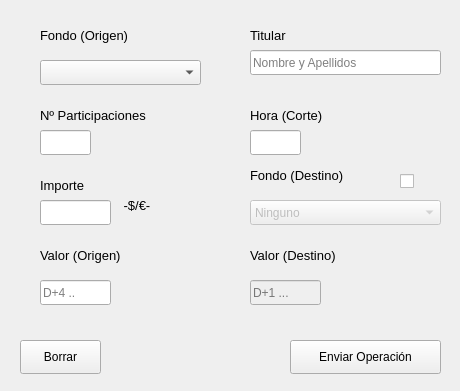
This is src/GUI/OperacionesView.ui in jesusramondovale/IngenicaSTS as Qt 5 draws it before an edit. The edited form follows.
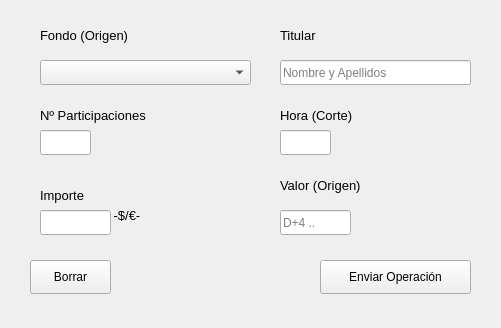
This is the edited form. Icons and pictures are not drawn.

What changed in the file:
```diff
--- a/src/GUI/OperacionesView.ui
+++ b/src/GUI/OperacionesView.ui
@@ -6,8 +6,8 @@
    <rect>
     <x>0</x>
     <y>0</y>
-    <width>460</width>
-    <height>391</height>
+    <width>501</width>
+    <height>328</height>
    </rect>
   </property>
   <property name="windowTitle">
@@ -41,7 +41,7 @@
      <rect>
       <x>40</x>
       <y>60</y>
-      <width>161</width>
+      <width>211</width>
       <height>25</height>
      </rect>
     </property>
@@ -49,8 +49,8 @@
    <widget class="QLineEdit" name="tfTitular">
     <property name="geometry">
      <rect>
-      <x>250</x>
-      <y>50</y>
+      <x>280</x>
+      <y>60</y>
       <width>191</width>
       <height>25</height>
      </rect>
@@ -62,7 +62,7 @@
    <widget class="QLabel" name="labelOrigen_2">
     <property name="geometry">
      <rect>
-      <x>250</x>
+      <x>280</x>
       <y>20</y>
       <width>121</width>
       <height>31</height>
@@ -109,7 +109,7 @@
     <property name="geometry">
      <rect>
       <x>40</x>
-      <y>170</y>
+      <y>180</y>
       <width>81</width>
       <height>31</height>
      </rect>
@@ -127,7 +127,7 @@
     <property name="geometry">
      <rect>
       <x>40</x>
-      <y>200</y>
+      <y>210</y>
       <width>71</width>
       <height>25</height>
      </rect>
@@ -136,8 +136,8 @@
    <widget class="QLabel" name="labelOrigen_5">
     <property name="geometry">
      <rect>
-      <x>120</x>
-      <y>190</y>
+      <x>110</x>
+      <y>200</y>
       <width>111</width>
       <height>31</height>
      </rect>
@@ -151,47 +151,11 @@
      <string> -$/€-</string>
     </property>
    </widget>
-   <widget class="QLabel" name="labelDestino">
-    <property name="geometry">
-     <rect>
-      <x>250</x>
-      <y>160</y>
-      <width>171</width>
-      <height>31</height>
-     </rect>
-    </property>
-    <property name="font">
-     <font>
-      <pointsize>10</pointsize>
-     </font>
-    </property>
-    <property name="text">
-     <string>Fondo (Destino)</string>
-    </property>
-   </widget>
-   <widget class="QComboBox" name="cbDestino">
-    <property name="enabled">
-     <bool>false</bool>
-    </property>
-    <property name="geometry">
-     <rect>
-      <x>250</x>
-      <y>200</y>
-      <width>191</width>
-      <height>25</height>
-     </rect>
-    </property>
-    <item>
-     <property name="text">
-      <string>Ninguno</string>
-     </property>
-    </item>
-   </widget>
    <widget class="QLabel" name="labelOrigen_6">
     <property name="geometry">
      <rect>
-      <x>40</x>
-      <y>240</y>
+      <x>280</x>
+      <y>170</y>
       <width>131</width>
       <height>31</height>
      </rect>
@@ -208,8 +172,8 @@
    <widget class="QLineEdit" name="tfValorOrigen">
     <property name="geometry">
      <rect>
-      <x>40</x>
-      <y>280</y>
+      <x>280</x>
+      <y>210</y>
       <width>71</width>
       <height>25</height>
      </rect>
@@ -218,57 +182,10 @@
      <string>D+4 ..</string>
     </property>
    </widget>
-   <widget class="QLabel" name="labelOrigen_7">
-    <property name="geometry">
-     <rect>
-      <x>250</x>
-      <y>240</y>
-      <width>141</width>
-      <height>31</height>
-     </rect>
-    </property>
-    <property name="font">
-     <font>
-      <pointsize>10</pointsize>
-     </font>
-    </property>
-    <property name="text">
-     <string>Valor (Destino)</string>
-    </property>
-   </widget>
-   <widget class="QCheckBox" name="checkBoxDestino">
-    <property name="geometry">
-     <rect>
-      <x>400</x>
-      <y>170</y>
-      <width>21</width>
-      <height>23</height>
-     </rect>
-    </property>
-    <property name="text">
-     <string/>
-    </property>
-   </widget>
-   <widget class="QLineEdit" name="tfValorDestino">
-    <property name="enabled">
-     <bool>false</bool>
-    </property>
-    <property name="geometry">
-     <rect>
-      <x>250</x>
-      <y>280</y>
-      <width>71</width>
-      <height>25</height>
-     </rect>
-    </property>
-    <property name="placeholderText">
-     <string>D+1 ...</string>
-    </property>
-   </widget>
    <widget class="QLabel" name="labelOrigen_8">
     <property name="geometry">
      <rect>
-      <x>250</x>
+      <x>280</x>
       <y>100</y>
       <width>171</width>
       <height>31</height>
@@ -286,18 +203,31 @@
    <widget class="QLineEdit" name="tfHoraCorte">
     <property name="geometry">
      <rect>
-      <x>250</x>
+      <x>280</x>
       <y>130</y>
       <width>51</width>
       <height>25</height>
      </rect>
     </property>
    </widget>
+   <widget class="QPushButton" name="buttonBorrar">
+    <property name="geometry">
+     <rect>
+      <x>30</x>
+      <y>260</y>
+      <width>81</width>
+      <height>34</height>
+     </rect>
+    </property>
+    <property name="text">
+     <string>Borrar</string>
+    </property>
+   </widget>
    <widget class="QPushButton" name="buttonEnviar">
     <property name="geometry">
      <rect>
-      <x>290</x>
-      <y>340</y>
+      <x>320</x>
+      <y>260</y>
       <width>151</width>
       <height>34</height>
      </rect>
@@ -306,19 +236,6 @@
      <string>Enviar Operación</string>
     </property>
    </widget>
-   <widget class="QPushButton" name="buttonBorrar">
-    <property name="geometry">
-     <rect>
-      <x>20</x>
-      <y>340</y>
-      <width>81</width>
-      <height>34</height>
-     </rect>
-    </property>
-    <property name="text">
-     <string>Borrar</string>
-    </property>
-   </widget>
   </widget>
  </widget>
  <resources/>
```
Left out of the diff: 80 changed lines with no effect on the pictures.
